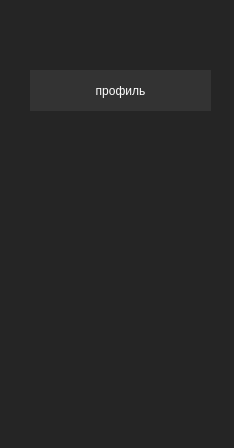
skulweq/project_taskmanager, file untitled/forms/form.ui: the form before one commit.
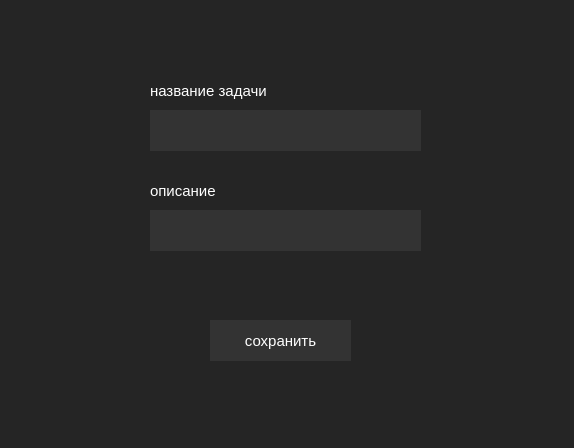
The form after the commit.

Diff of the .ui file:
```diff
--- a/untitled/forms/form.ui
+++ b/untitled/forms/form.ui
@@ -6,7 +6,7 @@
    <rect>
     <x>0</x>
     <y>0</y>
-    <width>234</width>
+    <width>574</width>
     <height>448</height>
    </rect>
   </property>
@@ -19,12 +19,17 @@
   <widget class="QPushButton" name="pushButton">
    <property name="geometry">
     <rect>
-     <x>30</x>
-     <y>70</y>
-     <width>181</width>
+     <x>210</x>
+     <y>320</y>
+     <width>141</width>
      <height>41</height>
     </rect>
    </property>
+   <property name="font">
+    <font>
+     <pointsize>11</pointsize>
+    </font>
+   </property>
    <property name="styleSheet">
     <string notr="true">QPushButton {
 	border: #383838;
@@ -38,7 +43,97 @@
 </string>
    </property>
    <property name="text">
-    <string>профиль</string>
+    <string>сохранить</string>
+   </property>
+  </widget>
+  <widget class="QLineEdit" name="lineEdit">
+   <property name="geometry">
+    <rect>
+     <x>150</x>
+     <y>110</y>
+     <width>271</width>
+     <height>41</height>
+    </rect>
+   </property>
+   <property name="font">
+    <font>
+     <pointsize>11</pointsize>
+    </font>
+   </property>
+   <property name="styleSheet">
+    <string notr="true">QLineEdit {
+	border: #383838;
+	color: white;
+	background-color: #333333;
+}</string>
+   </property>
+  </widget>
+  <widget class="QTextEdit" name="textEdit">
+   <property name="geometry">
+    <rect>
+     <x>150</x>
+     <y>210</y>
+     <width>271</width>
+     <height>41</height>
+    </rect>
+   </property>
+   <property name="font">
+    <font>
+     <pointsize>11</pointsize>
+    </font>
+   </property>
+   <property name="styleSheet">
+    <string notr="true">QTextEdit {
+	border: #383838;
+	color: white;
+	background-color: #333333;
+}</string>
+   </property>
+  </widget>
+  <widget class="QLabel" name="label">
+   <property name="geometry">
+    <rect>
+     <x>150</x>
+     <y>80</y>
+     <width>131</width>
+     <height>21</height>
+    </rect>
+   </property>
+   <property name="font">
+    <font>
+     <pointsize>11</pointsize>
+    </font>
+   </property>
+   <property name="styleSheet">
+    <string notr="true">QLabel {
+	color: white;
+}</string>
+   </property>
+   <property name="text">
+    <string>название задачи</string>
+   </property>
+  </widget>
+  <widget class="QLabel" name="label_2">
+   <property name="geometry">
+    <rect>
+     <x>150</x>
+     <y>180</y>
+     <width>71</width>
+     <height>21</height>
+    </rect>
+   </property>
+   <property name="font">
+    <font>
+     <pointsize>11</pointsize>
+    </font>
+   </property>
+   <property name="styleSheet">
+    <string notr="true">QLabel {
+	color: white;
+}</string>
+   </property>
+   <property name="text">
+    <string>описание</string>
    </property>
   </widget>
  </widget>
```
Left out of the diff: 3 changed lines with no effect on the pictures.
